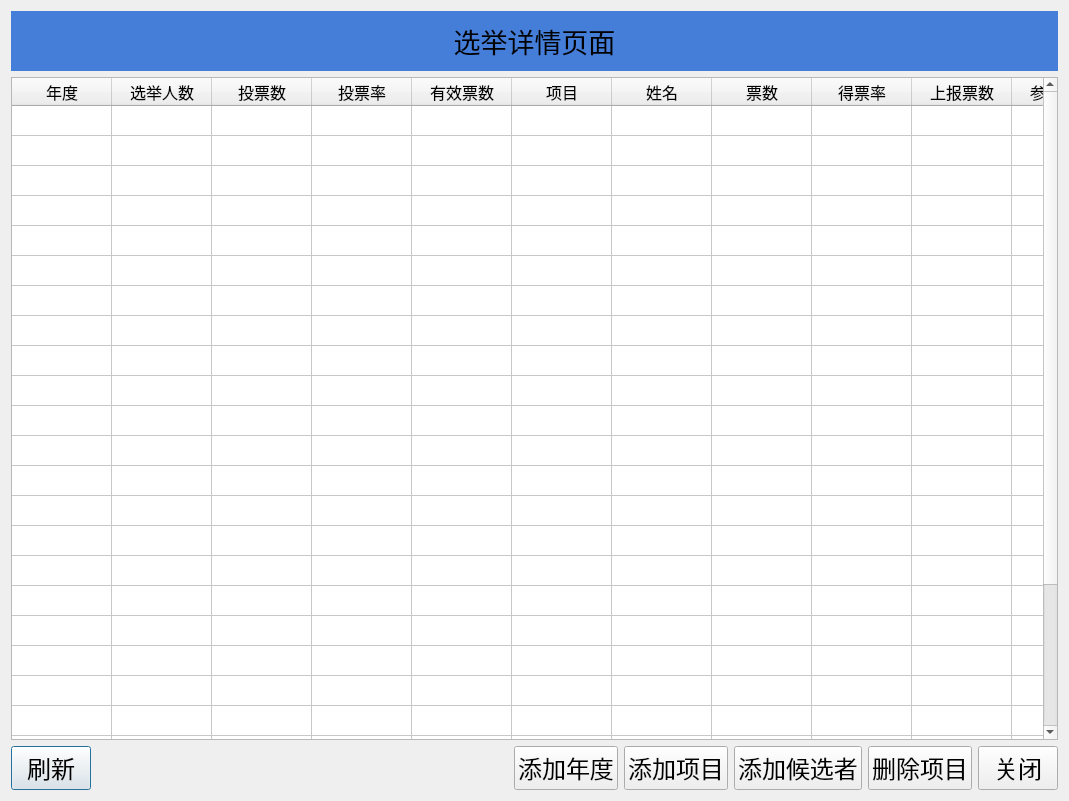
ArcherLuo233/election-s-prediction, file ui/page_elements/election_detail_page/DetailPage.ui: the form before one commit.
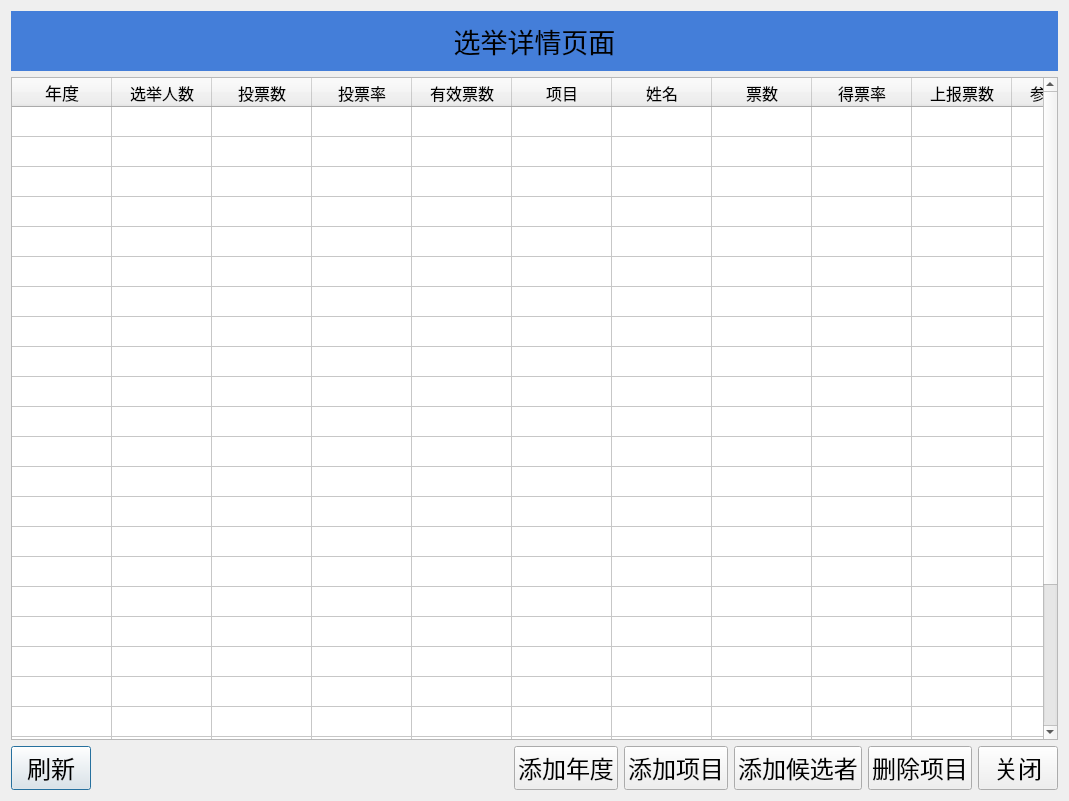
The form after the commit.

```diff
--- a/ui/page_elements/election_detail_page/DetailPage.ui
+++ b/ui/page_elements/election_detail_page/DetailPage.ui
@@ -152,7 +152,7 @@
              <widget class="QTableWidget" name="tableWidget">
                  <property name="font">
                      <font>
-                         <family>微软雅黑</family>
+                         <family>黑体</family>
                          <pointsize>12</pointsize>
                      </font>
                  </property>
@@ -325,6 +325,11 @@
       <property name="text">
        <string>年度</string>
       </property>
+                     <property name="font">
+                         <font>
+                             <pointsize>13</pointsize>
+                         </font>
+                     </property>
      </column>
      <column>
       <property name="text">
```
Left out of the diff: 14 changed lines with no effect on the pictures. Lines whose indentation alone changed are shown as unchanged.
